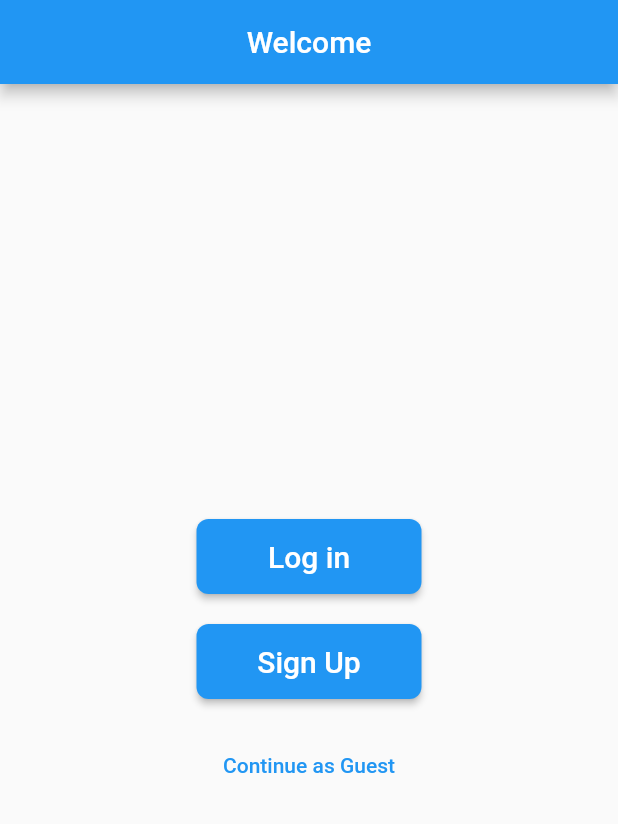
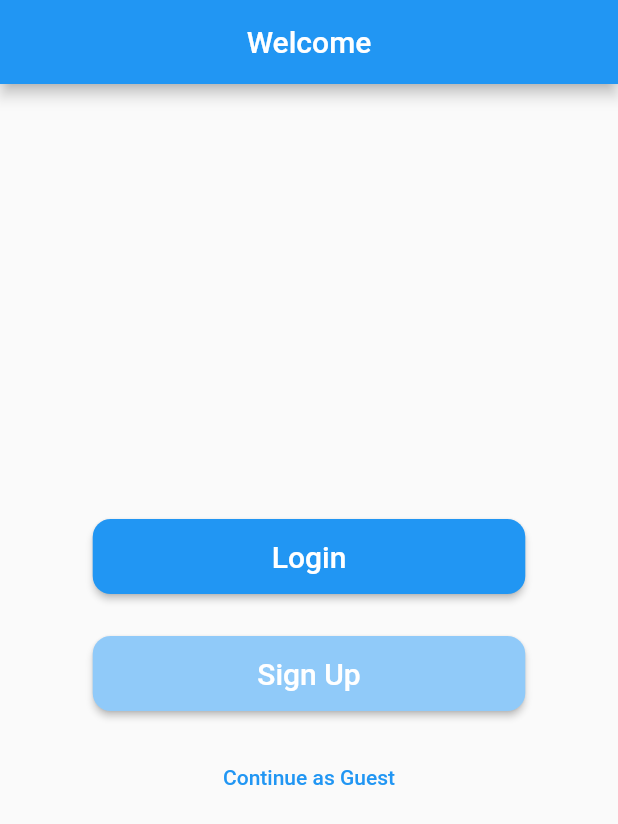
Before and after one commit to bounswe/bounswe2023group3, a Flutter app: the screen it shows after launch, on a phone screen of 412 x 824 dp. Shown: the top 824 px of the screen. Run offline on Flutter 3.47's test engine with Material 2 defaults, Android fonts, the phone set to English and light mode, and no system bars; our stand-ins replace email_validator.

Commit message:
visual improvements are done

```diff
--- /dev/null
+++ b/app/mobile/lib/constants.dart
@@ -0,0 +1,4 @@
+import 'package:flutter/material.dart';
+
+const primaryColor = Color(0xFF2196F3);
+const primaryLightColor = Color(0xFF90CAF9);
--- a/app/mobile/lib/view/login/customTextField.dart
+++ b/app/mobile/lib/view/login/customTextField.dart
@@ -26,10 +26,10 @@ class CustomTextField extends StatelessWidget {
         Container(
           padding: const EdgeInsets.all(8.0),
           decoration: BoxDecoration(
-            borderRadius: BorderRadius.circular(10.0),
+            borderRadius: BorderRadius.circular(14.0),
             border: Border.all(
               color: Colors.blue,
-              width: 3.0,
+              width: 2.0,
             ),
           ),
           child: TextField(
--- a/app/mobile/lib/view/welcome/welcome.dart
+++ b/app/mobile/lib/view/welcome/welcome.dart
@@ -1,10 +1,14 @@
 import 'package:flutter/material.dart';
+
+import '../../constants.dart';
+
 
 class WelcomeScreen extends StatelessWidget {
   const WelcomeScreen({super.key});
 
   @override
   Widget build(BuildContext context) {
+    final size = MediaQuery.of(context).size;
     return Scaffold(
       appBar: AppBar(
         title: Text('Welcome'),
@@ -14,19 +18,26 @@ class WelcomeScreen extends StatelessWidget {
         child: Column(
           mainAxisAlignment: MainAxisAlignment.center,
           children: [
-            ElevatedButton(
+            Padding(
+              padding: const EdgeInsets.all(8.0),
+              child: ElevatedButton(
+
                 onPressed: () {
                   Navigator.pushNamed(context, '/login');
                 },
                 style: ElevatedButton.styleFrom(
                   shape: RoundedRectangleBorder(
-                  borderRadius: BorderRadius.circular(8),
+                    borderRadius: BorderRadius.circular(12),
                   ),
-                minimumSize: Size(150, 50),
+                  minimumSize: Size(size.width*0.7, 50),
+                  backgroundColor: primaryColor,
+
                 ),
                 child: Text(
-                'Log in',
+                  'Login',
                   style: TextStyle(fontSize: 20),
+                ),
+
               ),
             ),
             SizedBox(height: 20),
@@ -42,9 +53,10 @@ class WelcomeScreen extends StatelessWidget {
               ),
               style: ElevatedButton.styleFrom(
                 shape: RoundedRectangleBorder(
-                  borderRadius: BorderRadius.circular(8),
+                  borderRadius: BorderRadius.circular(12),
                 ),
-                minimumSize: Size(150, 50),
+                minimumSize: Size(size.width*0.7, 50),
+                backgroundColor: primaryLightColor,
               ),
             ),
             SizedBox(height: 20),
```
Also changed, not shown: app/mobile/lib/view/login/loginScreen.dart (+10 -2 lines), app/mobile/lib/view/welcome/components/background.dart (added, +23 -0 lines), app/mobile/lib/view/welcome/components/roundButton.dart (added, +50 -0 lines), 2 other files. Lines whose indentation alone changed are shown as unchanged.
